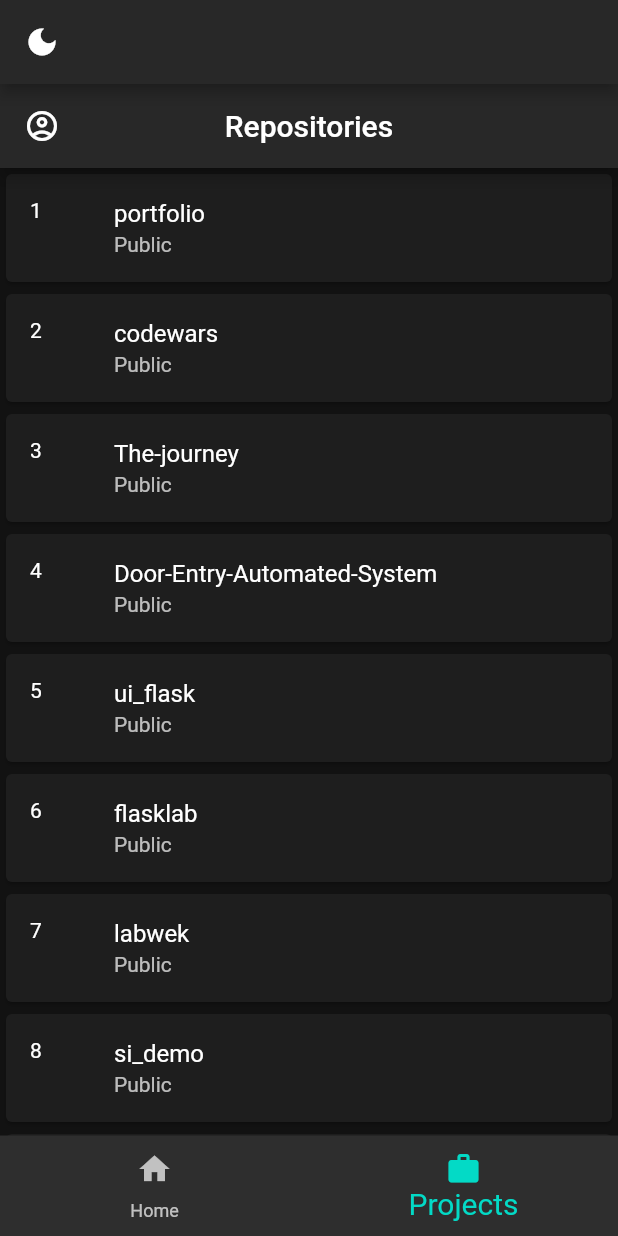
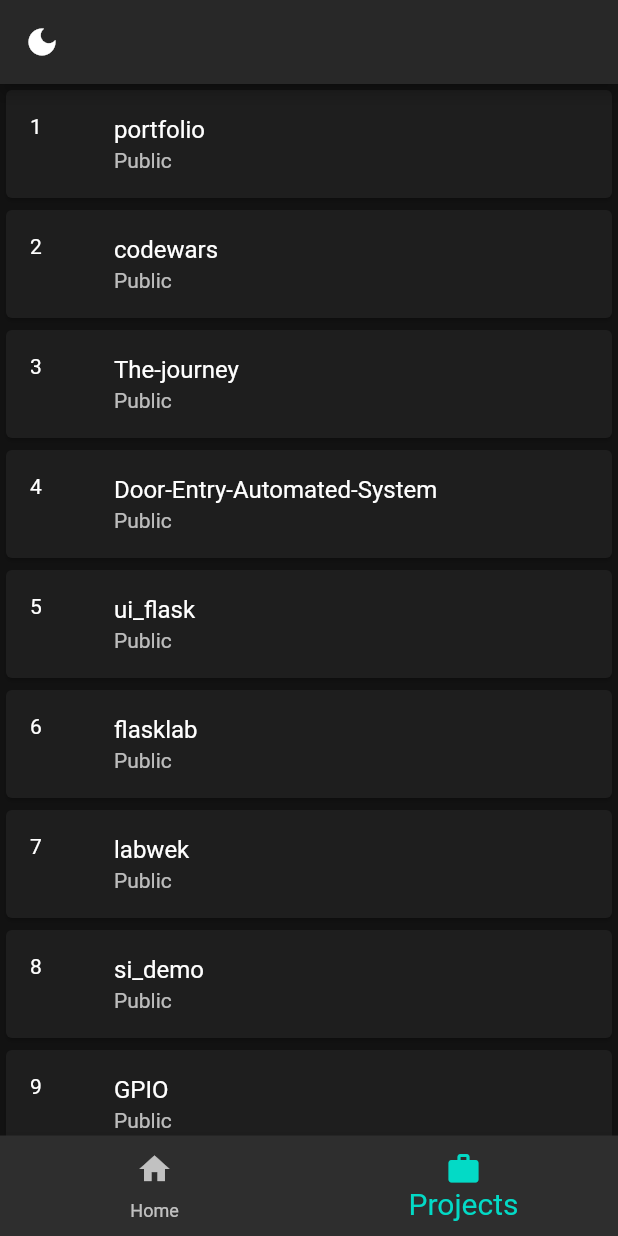
Before and after one commit to Kwasi48/portfolio, a Flutter app: the screen it shows after launch, item 2 of the bottom bar chosen, on a phone screen of 412 x 824 dp. Run offline on Flutter 3.47's test engine with Material 2 defaults, Android fonts, the phone set to English and light mode, and no system bars; missing offline and left inert: social_media_buttons.

Commit message:
Removed the appBar

```diff
--- a/lib/views/projects.dart
+++ b/lib/views/projects.dart
@@ -26,11 +26,11 @@ class _projectsState extends State<projects> {
   @override
   Widget build(BuildContext context) {
     return  Scaffold(
-      appBar: AppBar(
-        leading: Icon(Icons.account_circle_outlined),
-        title: Text('Repositories'),
-        centerTitle: true,
-      ),
+      // appBar: AppBar(
+      //   leading: Icon(Icons.account_circle_outlined),
+      //   title: Text('Repositories'),
+      //   centerTitle: true,
+      // ),
       body: SafeArea(
         child: ListView.builder(
           itemCount:  reposCount,
```
